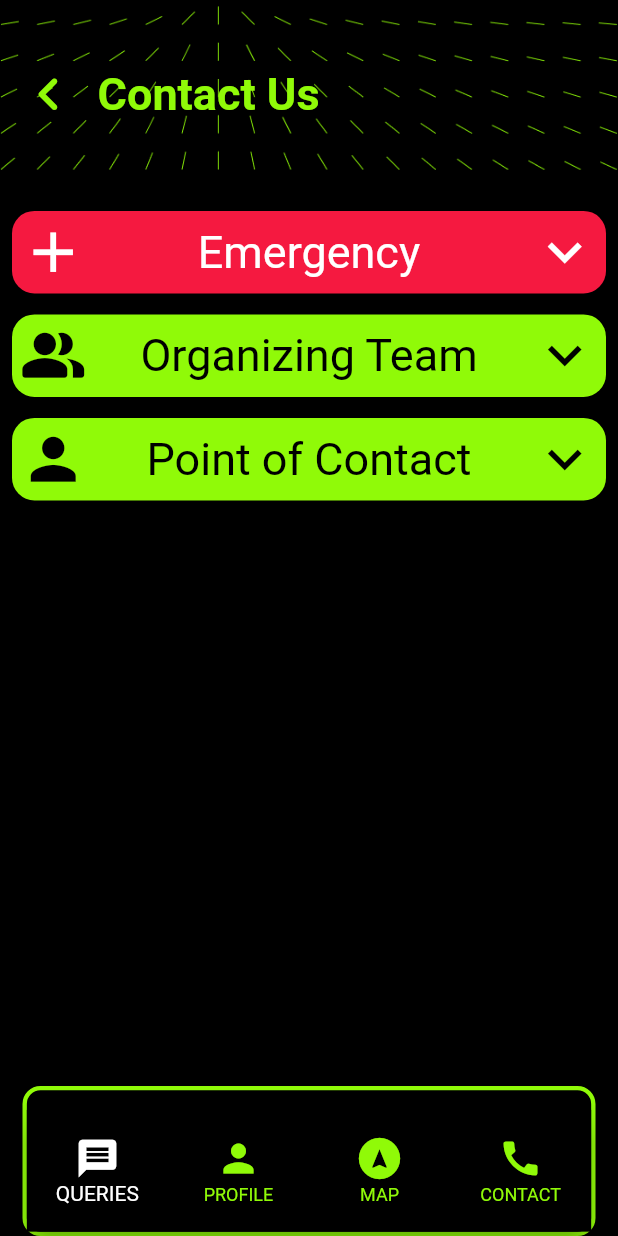
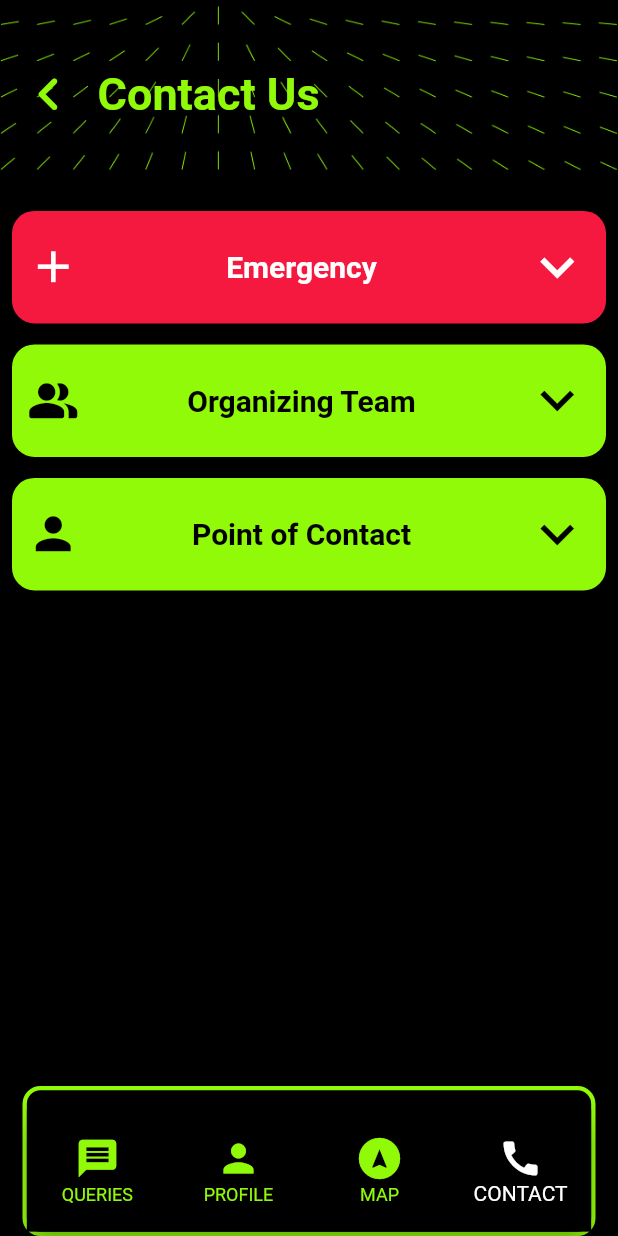
Before and after one commit to surge-snu/surge-2023-app, a Flutter app: the screen it shows after launch, item 4 of the bottom bar chosen, on a phone screen of 412 x 824 dp. Run offline on Flutter 3.47's test engine with Material 2 defaults, Android fonts, the light colour scheme and no system bars; our stand-ins replace get, google_fonts, google_nav_bar, line_icons, shared_preferences, widget_and_text_animator.

Commit message:
navigation bar fixes

```diff
--- a/lib/Utils/Navigator.dart
+++ b/lib/Utils/Navigator.dart
@@ -1,5 +1,3 @@
-
-
 import 'package:flutter/material.dart';
 import 'package:google_nav_bar/google_nav_bar.dart';
 import 'package:line_icons/line_icons.dart';
@@ -20,7 +18,6 @@ class NavBar extends StatefulWidget {
 }
 
 class _NavBarState extends State<NavBar> {
-
   // Function to open the URL
   void _openURL(String url) async {
     if (await canLaunch(url)) {
@@ -30,13 +27,27 @@ class _NavBarState extends State<NavBar> {
     }
   }
 
-  int _selectedIndex=-1;
+  int _selectedIndex = 0;
+  void _onItemTapped(int index) {
+    setState(() {
+      _selectedIndex = index;
+    });
+    if (index == 2) {
+      String websiteURL =
+          'https://snuxplore.com/'; // Replace with your desired URL
+      _openURL(websiteURL);
+    } else {
+      setState(() {
+        widget.passedIndex = index;
+      });
+    }
+  }
+
   final screens = [
     const HomePage(),
-    Profile(),
-
-    ContactUs(),
-    ContactUs(),
+    const Profile(),
+    const ContactUs(),
+    const ContactUs(),
   ];
 
   @override
@@ -46,63 +57,58 @@ class _NavBarState extends State<NavBar> {
       backgroundColor: Colors.black,
       body: Container(
         height: MediaQuery.of(context).size.height,
-
         child: screens[widget.passedIndex],
       ),
-
-
       bottomNavigationBar: Padding(
-        padding: const EdgeInsets.only(left: 15.0,right: 15),
+        padding: const EdgeInsets.only(left: 15.0, right: 15),
         child: Container(
-margin: EdgeInsets.only(top: 50),
+            margin: const EdgeInsets.only(top: 50),
             height: 100,
             width: MediaQuery.of(context).size.width,
             // padding: EdgeInsets.only(left: 6,right: 6),
             //  margin: EdgeInsets.only(left: 17,right: 17),
             decoration: BoxDecoration(
-
                 color: Colors.black,
                 borderRadius: BorderRadius.circular(12),
-
-            border: Border.all(color: AppColors.primaryColor,
-            width: 2.9)
-          ),
+                border: Border.all(color: AppColors.primaryColor, width: 2.9)),
             child: Padding(
-            padding:  EdgeInsets.only(top: 13.0),
+              padding: const EdgeInsets.only(top: 13.0),
               child: BottomNavigationBar(
-
-
                 iconSize: 30,
-
                 type: BottomNavigationBarType.fixed,
-
                 backgroundColor: Colors.black,
                 selectedItemColor: Colors.white,
                 unselectedItemColor: AppColors.primaryColor,
-              onTap: (index){
-                if(index==2){
-                  String websiteURL = 'https://snuxplore.com/'; // Replace with your desired URL
-                  _openURL(websiteURL);
-                }else {
-                  setState(() {
-                  widget.passedIndex= index;
-
-                  });
-                }
-
-              },
-items: [
-  BottomNavigationBarItem(icon: Icon(Icons.message,),label: 'QUERIES'),
-  BottomNavigationBarItem(icon: Icon(Icons.person,),label: 'PROFILE'),
-  BottomNavigationBarItem(icon: Icon(Icons.assistant_navigation,),label: 'MAP'),
-  BottomNavigationBarItem(icon: Icon(Icons.call,),label: 'CONTACT')
-
+                currentIndex: _selectedIndex,
+                onTap: _onItemTapped,
+                items: const [
+                  BottomNavigationBarItem(
+                    icon: Icon(
+                      Icons.message,
+                    ),
+                    label: 'QUERIES',
+                  ),
+                  BottomNavigationBarItem(
+                    icon: Icon(
+                      Icons.person,
+                    ),
+                    label: 'PROFILE',
+                  ),
+                  BottomNavigationBarItem(
+                    icon: Icon(
+                      Icons.assistant_navigation,
+                    ),
+                    label: 'MAP',
+                  ),
+                  BottomNavigationBarItem(
+                      icon: Icon(
+                        Icons.call,
+                      ),
+                      label: 'CONTACT')
                 ],
               ),
-          )
-        ),
+            )),
       ),
     );
-
   }
 }
--- a/lib/contact/contactus.dart
+++ b/lib/contact/contactus.dart
@@ -21,8 +21,8 @@ class _ContactUsState extends State<ContactUs> {
       ),
       body: Container(
 
-        child: Padding(
-          padding: const EdgeInsets.only(left: 8.0,right: 8,top: 17),
+        child: const Padding(
+          padding: EdgeInsets.only(left: 8.0,right: 8,top: 17),
           child: Column(
             mainAxisAlignment: MainAxisAlignment.start ,
             children:[ CustomDropDown(maincolor: Color(0xffF51940),mainText: 'Emergency',mainIcon: Icons.add),
--- a/lib/contact/custom_button.dart
+++ b/lib/contact/custom_button.dart
@@ -6,68 +6,96 @@ class CustomDropDown extends StatefulWidget {
   final Color maincolor;
   final String mainText;
   final IconData mainIcon;
-  const CustomDropDown({Key? key, required this.maincolor, required this.mainText, required this.mainIcon}) : super(key: key);
+  const CustomDropDown(
+      {Key? key,
+      required this.maincolor,
+      required this.mainText,
+      required this.mainIcon})
+      : super(key: key);
 
   @override
   State<CustomDropDown> createState() => _CustomDropDownState();
 }
 
 class _CustomDropDownState extends State<CustomDropDown> {
-  bool open= false;
+  bool open = false;
   @override
   Widget build(BuildContext context) {
     return Center(
       child: Container(
         width: double.infinity,
         child: Column(
-
           children: [
             InkWell(
-              onTap: (){
+              onTap: () {
                 setState(() {
-                  open=!open;
+                  open = !open;
                 });
               },
-
               child: Container(
                 decoration: BoxDecoration(
-color:  !open?widget.maincolor:null ,
-                  gradient: open? LinearGradient(colors: [
+                  color: !open ? widget.maincolor : null,
+                  gradient: open
+                      ? LinearGradient(
+                          colors: [
                               widget.maincolor,
                               Colors.black,
-
                             ],
-                      begin: FractionalOffset(0.0,0.1),
-                      end: FractionalOffset(0.0,0.4)
-                  ):null,
+                          begin: FractionalOffset(0.0, 0.1),
+                          end: FractionalOffset(0.0, 0.4))
+                      : null,
                   borderRadius: BorderRadius.circular(15),
-
                 ),
-
                 child: Column(
                   children: [
                     Padding(
-                      padding: const EdgeInsets.all(5.0),
+                      padding: const EdgeInsets.only(
+                        left: 10.0,
+                        right: 10,
+                        top: 15,
+                        bottom: 15,
+                      ),
                       child: Row(
                         mainAxisAlignment: MainAxisAlignment.spaceBetween,
                         children: [
-                          Icon(widget.mainIcon,color:widget.maincolor==AppColors.primaryColor?Colors.black: Colors.white,size: 45,weight:30 ),
+                          Icon(
+                            widget.mainIcon,
+                            color: widget.maincolor == AppColors.primaryColor
+                                ? Colors.black
+                                : Colors.white,
+                            size: 35,
+                            weight: 50,
+                          ),
                           //SizedBox(width: MediaQuery.sizeOf(context).width*0.03),
                           Text(
-                            widget.mainText,style: TextStyle(fontWeight: FontWeight.w400,fontSize: 30,color:widget.maincolor==AppColors.primaryColor?Colors.black: Colors.white),
-                        textAlign: TextAlign.right,  ),
+                            widget.mainText,
+                            style: TextStyle(
+                                fontWeight: FontWeight.w700,
+                                fontSize: 20,
+                                color:
+                                    widget.maincolor == AppColors.primaryColor
+                                        ? Colors.black
+                                        : Colors.white),
+                            textAlign: TextAlign.right,
+                          ),
 
                           //SizedBox(width: MediaQuery.sizeOf(context).width*0.13),
-                          Icon(open?Icons.keyboard_arrow_up:Icons.keyboard_arrow_down,color: widget.maincolor==AppColors.primaryColor?Colors.black: Colors.white ,size: 45,),
-
+                          Icon(
+                            open
+                                ? Icons.keyboard_arrow_up
+                                : Icons.keyboard_arrow_down,
+                            color: widget.maincolor == AppColors.primaryColor
+                                ? Colors.black
+                                : Colors.white,
+                            size: 45,
+                          ),
                         ],
                       ),
                     ),
-                    if(open)Container(
-
+                    if (open)
+                      Container(
                         padding: EdgeInsets.only(top: 14),
                         decoration: BoxDecoration(
-
                           borderRadius: BorderRadius.circular(15),
                         ),
                         child: Column(
@@ -75,79 +103,130 @@ color:  !open?widget.maincolor:null ,
                             Row(
                               mainAxisAlignment: MainAxisAlignment.center,
                               children: [
-                              Text('Ambulance Service',style: TextStyle(color: AppColors.primaryColor,fontSize: 25,fontWeight:  FontWeight.w700),),
-                              SizedBox(width: 15,),
+                                Text(
+                                  'Ambulance Service',
+                                  style: TextStyle(
+                                      color: AppColors.primaryColor,
+                                      fontSize: 25,
+                                      fontWeight: FontWeight.w700),
+                                ),
+                                SizedBox(
+                                  width: 15,
+                                ),
                                 Container(
-                                padding: EdgeInsets.only(left: 7,right: 7),
+                                  padding: EdgeInsets.only(left: 7, right: 7),
                                   width: 80,
                                   decoration: BoxDecoration(
                                       color: AppColors.primaryColor,
-                                    borderRadius: BorderRadius.circular(15)
+                                      borderRadius: BorderRadius.circular(15)),
+                                  child: Row(
+                                    mainAxisAlignment:
+                                        MainAxisAlignment.spaceBetween,
+                                    children: [
+                                      Icon(
+                                        Icons.call,
+                                        color: Colors.black,
+                                        size: 24,
                                       ),
-
-                                child: Row(
-                                  mainAxisAlignment: MainAxisAlignment.spaceBetween,
-                                  children: [
-                                    Icon(Icons.call,color: Colors.black ,size: 24,),
-
-                                    Text('Call',style: TextStyle(color: Colors.black,fontWeight: FontWeight.w700,fontSize: 20),)
+                                      Text(
+                                        'Call',
+                                        style: TextStyle(
+                                            color: Colors.black,
+                                            fontWeight: FontWeight.w700,
+                                            fontSize: 20),
+                                      )
                                     ],
                                   ),
                                 )
                               ],
                             ),
-                          SizedBox(height: 13,),
+                            SizedBox(
+                              height: 13,
+                            ),
                             Row(
                               mainAxisAlignment: MainAxisAlignment.center,
                               children: [
-                              Text('Ambulance Service',style: TextStyle(color: AppColors.primaryColor,fontSize: 25,fontWeight:  FontWeight.w700),),
-                              SizedBox(width: 15,),
+                                Text(
+                                  'Ambulance Service',
+                                  style: TextStyle(
+                                      color: AppColors.primaryColor,
+                                      fontSize: 25,
+                                      fontWeight: FontWeight.w700),
+                                ),
+                                SizedBox(
+                                  width: 15,
+                                ),
                                 Container(
-                                padding: EdgeInsets.only(left: 7,right: 7),
+                                  padding: EdgeInsets.only(left: 7, right: 7),
                                   width: 80,
                                   decoration: BoxDecoration(
                                       color: AppColors.primaryColor,
-                                    borderRadius: BorderRadius.circular(15)
+                                      borderRadius: BorderRadius.circular(15)),
+                                  child: Row(
+                                    mainAxisAlignment:
+                                        MainAxisAlignment.spaceBetween,
+                                    children: [
+                                      Icon(
+                                        Icons.call,
+                                        color: Colors.black,
+                                        size: 24,
                                       ),
-
-                                child: Row(
-                                  mainAxisAlignment: MainAxisAlignment.spaceBetween,
-                                  children: [
-                                    Icon(Icons.call,color: Colors.black ,size: 24,),
-
-                                    Text('Call',style: TextStyle(color: Colors.black,fontWeight: FontWeight.w700,fontSize: 20),)
+                                      Text(
+                                        'Call',
+                                        style: TextStyle(
+                                            color: Colors.black,
+                                            fontWeight: FontWeight.w700,
+                                            fontSize: 20),
+                                      )
                                     ],
                                   ),
                                 )
                               ],
                             ),
-                          SizedBox(height: 13,),
+                            SizedBox(
+                              height: 13,
+                            ),
                             Row(
                               mainAxisAlignment: MainAxisAlignment.center,
                               children: [
-                              Text('Ambulance Service',style: TextStyle(color: AppColors.primaryColor,fontSize: 25,fontWeight:  FontWeight.w700),),
-                              SizedBox(width: 15,),
+                                Text(
+                                  'Ambulance Service',
+                                  style: TextStyle(
+                                      color: AppColors.primaryColor,
+                                      fontSize: 25,
+                                      fontWeight: FontWeight.w700),
+                                ),
+                                SizedBox(
+                                  width: 15,
+                                ),
                                 Container(
-                                padding: EdgeInsets.only(left: 7,right: 7),
+                                  padding: EdgeInsets.only(left: 7, right: 7),
                                   width: 80,
                                   decoration: BoxDecoration(
                                       color: AppColors.primaryColor,
-                                    borderRadius: BorderRadius.circular(15)
+                                      borderRadius: BorderRadius.circular(15)),
+                                  child: Row(
+                                    mainAxisAlignment:
+                                        MainAxisAlignment.spaceBetween,
+                                    children: [
+                                      Icon(
+                                        Icons.call,
+                                        color: Colors.black,
+                                        size: 24,
                                       ),
-
-                                child: Row(
-                                  mainAxisAlignment: MainAxisAlignment.spaceBetween,
-                                  children: [
-                                    Icon(Icons.call,color: Colors.black ,size: 24,),
-
-                                    Text('Call',style: TextStyle(color: Colors.black,fontWeight: FontWeight.w700,fontSize: 20),)
+                                      Text(
+                                        'Call',
+                                        style: TextStyle(
+                                            color: Colors.black,
+                                            fontWeight: FontWeight.w700,
+                                            fontSize: 20),
+                                      )
                                     ],
                                   ),
                                 )
                               ],
                             ),
                             // SizedBox(height: 13,),
-
                           ],
                         ),
                       )
@@ -155,11 +234,8 @@ color:  !open?widget.maincolor:null ,
                 ),
               ),
             ),
-
-
           ],
         ),
-
       ),
     );
   }
```
Also changed, not shown: 7 other files. Lines whose indentation alone changed are shown as unchanged.
